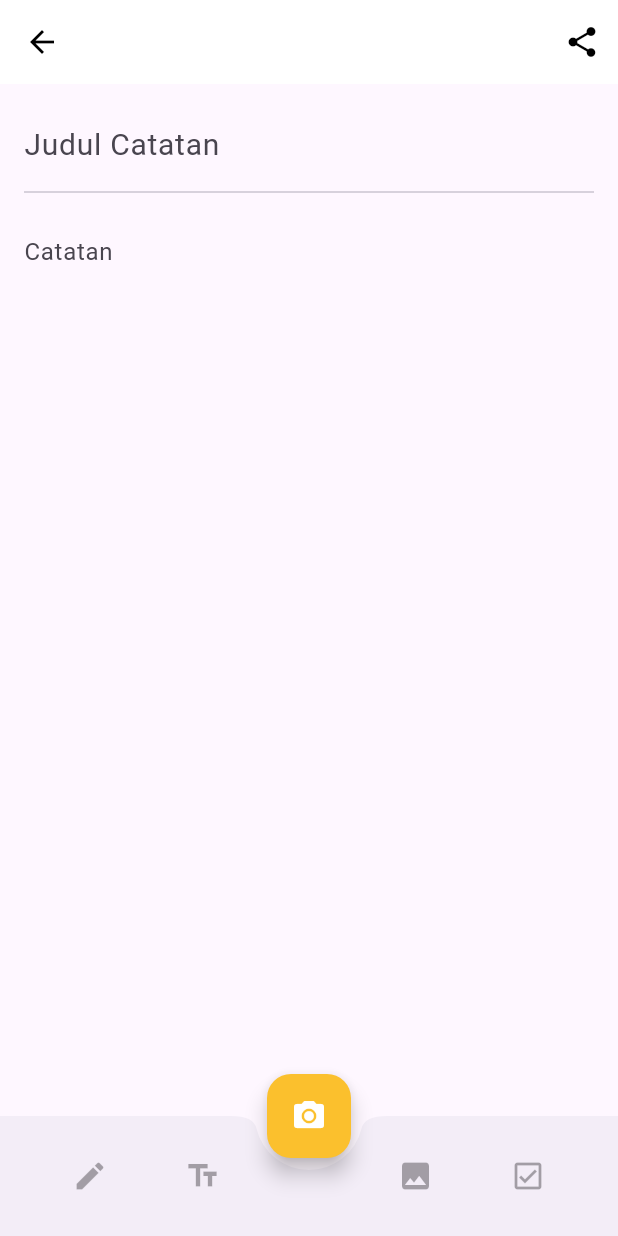
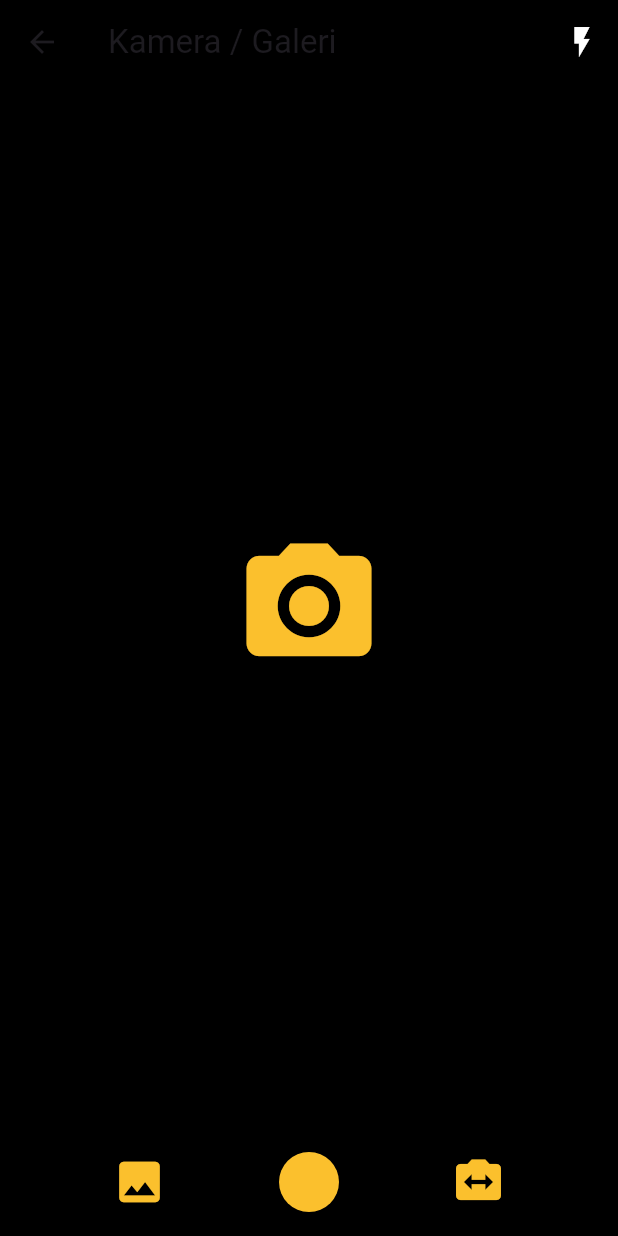
Before and after one commit to nakzuwu/VisionAidFrontend, a Flutter app: the NoteDetailView screen opened by its route, after a tap on the "camera alt" icon, on a phone screen of 412 x 824 dp. Run offline on Flutter 3.47's test engine with Material 3 defaults, Android fonts, the light colour scheme and no system bars; our stand-ins replace get, image_picker, lucide_icons, table_calendar.

Commit message:
add camera,media. fixing setting, login, otp, register, navbar

```diff
--- a/lib/app/modules/app_settings/views/app_settings_view.dart
+++ b/lib/app/modules/app_settings/views/app_settings_view.dart
@@ -19,6 +19,7 @@ class AppSettingsView extends GetView<AppSettingsController> {
         onPressed: () {},
         child: const Icon(Icons.add),
       ),
+      floatingActionButtonLocation: FloatingActionButtonLocation.centerDocked,
       body: ListView(
         padding: const EdgeInsets.all(16),
         children: [
--- a/lib/app/modules/auth/otp/controllers/auth_otp_controller.dart
+++ b/lib/app/modules/auth/otp/controllers/auth_otp_controller.dart
@@ -1,5 +1,6 @@
 import 'package:flutter/material.dart';
 import 'package:get/get.dart';
+import 'package:vision_aid_app/app/routes/app_pages.dart';
 
 class OtpController extends GetxController {
   final otpController = TextEditingController();
@@ -8,9 +9,11 @@ class OtpController extends GetxController {
     String otp = otpController.text.trim();
     if (otp.isEmpty) {
       Get.snackbar('Error', 'Kode OTP tidak boleh kosong');
+      Get.toNamed(Routes.HOME);
     } else {
       // Panggil API verifikasi di sini
       Get.snackbar('Sukses', 'Kode OTP diverifikasi');
+      Get.toNamed(Routes.HOME);
     }
   }
 
--- a/lib/app/modules/folder/views/folder_view.dart
+++ b/lib/app/modules/folder/views/folder_view.dart
@@ -11,10 +11,11 @@ class FolderView extends GetView<FolderController> {
       backgroundColor: Colors.white,
       bottomNavigationBar: BottomNavBar(currentIndex: 2),
       floatingActionButton: FloatingActionButton(
+        backgroundColor: Colors.yellow[700],
         onPressed: () {},
         child: const Icon(Icons.add),
-        backgroundColor: Colors.yellow[700],
       ),
+      floatingActionButtonLocation: FloatingActionButtonLocation.centerDocked,
       body: SafeArea(
         child: Padding(
           padding: const EdgeInsets.all(16.0),
--- a/lib/app/modules/home/views/home_view.dart
+++ b/lib/app/modules/home/views/home_view.dart
@@ -1,5 +1,6 @@
 import 'package:flutter/material.dart';
 import 'package:get/get.dart';
+import 'package:vision_aid_app/app/routes/app_pages.dart';
 import '../controllers/home_controller.dart';
 import '../../../widgets/bottom_nav_bar.dart';
 
@@ -13,7 +14,7 @@ class HomeView extends GetView<HomeController> {
       bottomNavigationBar: BottomNavBar(currentIndex: 0),
       floatingActionButton: FloatingActionButton(
         backgroundColor: Colors.yellow[700],
-        onPressed: () {},
+        onPressed: () => Get.toNamed(Routes.NOTE_DETAIL),
         child: const Icon(Icons.add),
       ),
       floatingActionButtonLocation: FloatingActionButtonLocation.centerDocked,
--- /dev/null
+++ b/lib/app/modules/media/bindings/media_binding.dart
@@ -0,0 +1,12 @@
+import 'package:get/get.dart';
+
+import '../controllers/media_controller.dart';
+
+class MediaBinding extends Bindings {
+  @override
+  void dependencies() {
+    Get.lazyPut<MediaController>(
+      () => MediaController(),
+    );
+  }
+}
--- /dev/null
+++ b/lib/app/modules/media/controllers/media_controller.dart
@@ -0,0 +1,20 @@
+import 'package:get/get.dart';
+import 'package:image_picker/image_picker.dart';
+
+class MediaController extends GetxController {
+  final picker = ImagePicker();
+
+  Future<void> openCamera() async {
+    final pickedFile = await picker.pickImage(source: ImageSource.camera);
+    if (pickedFile != null) {
+      Get.snackbar('Sukses', 'Foto berhasil diambil!');
+    }
+  }
+
+  Future<void> openGallery() async {
+    final pickedFile = await picker.pickImage(source: ImageSource.gallery);
+    if (pickedFile != null) {
+      Get.snackbar('Sukses', 'Foto berhasil dipilih dari galeri!');
+    }
+  }
+}
--- /dev/null
+++ b/lib/app/modules/media/views/media_view.dart
@@ -0,0 +1,62 @@
+import 'package:flutter/material.dart';
+import 'package:get/get.dart';
+import '../controllers/media_controller.dart';
+
+class MediaView extends GetView<MediaController> {
+  @override
+  Widget build(BuildContext context) {
+    return Scaffold(
+      backgroundColor: Colors.black,
+      appBar: AppBar(
+        backgroundColor: Colors.black,
+        title: const Text('Kamera / Galeri'),
+        actions: [
+          IconButton(
+            icon: const Icon(Icons.flash_on, color: Colors.white),
+            onPressed: () {}, // nanti bisa tambahkan toggle flash
+          ),
+        ],
+      ),
+      body: Column(
+        children: [
+          Expanded(
+            child: Center(
+              child: Icon(
+                Icons.camera_alt,
+                size: 100,
+                color: Colors.yellow[700],
+              ),
+            ),
+          ),
+          Container(
+            color: Colors.black,
+            padding: const EdgeInsets.symmetric(vertical: 10),
+            child: Row(
+              mainAxisAlignment: MainAxisAlignment.spaceEvenly,
+              children: [
+                IconButton(
+                  icon: Icon(Icons.image, color: Colors.yellow[700], size: 36),
+                  onPressed: controller.openGallery,
+                ),
+                GestureDetector(
+                  onTap: controller.openCamera,
+                  child: Container(
+                    padding: const EdgeInsets.all(20),
+                    decoration: BoxDecoration(
+                      color: Colors.yellow[700],
+                      shape: BoxShape.circle,
+                    ),
+                  ),
+                ),
+                IconButton(
+                  icon: Icon(Icons.switch_camera, color: Colors.yellow[700], size: 36),
+                  onPressed: () {}, // nanti bisa tambahkan switch kamera
+                ),
+              ],
+            ),
+          ),
+        ],
+      ),
+    );
+  }
+}
--- a/lib/app/modules/note_detail/views/note_detail_view.dart
+++ b/lib/app/modules/note_detail/views/note_detail_view.dart
@@ -1,5 +1,6 @@
 import 'package:flutter/material.dart';
 import 'package:get/get.dart';
+import 'package:vision_aid_app/app/routes/app_pages.dart';
 import '../controllers/note_detail_controller.dart';
 
 class NoteDetailView extends GetView<NoteDetailController> {
@@ -50,7 +51,7 @@ class NoteDetailView extends GetView<NoteDetailController> {
         ),
       ),
       floatingActionButton: FloatingActionButton(
-        onPressed: () {},
+        onPressed: () => Get.toNamed(Routes.MEDIA),
         backgroundColor: Colors.yellow[700],
         child: const Icon(Icons.camera_alt, color: Colors.white),
       ),
--- a/lib/app/modules/user_profile/views/user_profile_view.dart
+++ b/lib/app/modules/user_profile/views/user_profile_view.dart
@@ -19,6 +19,7 @@ class UserProfileView extends GetView<UserProfileController> {
         onPressed: () {},
         child: const Icon(Icons.add),
       ),
+      floatingActionButtonLocation: FloatingActionButtonLocation.centerDocked,
       body: Padding(
         padding: const EdgeInsets.all(16.0),
         child: Column(
--- a/lib/app/routes/app_routes.dart
+++ b/lib/app/routes/app_routes.dart
@@ -14,6 +14,7 @@ abstract class Routes {
   static const USER_PROFILE = _Paths.USER_PROFILE;
   static const APP_SETTINGS = _Paths.APP_SETTINGS;
   static const AUTH_OTP = _Paths.AUTH_OTP;
+  static const MEDIA = _Paths.MEDIA;
 }
 
 abstract class _Paths {
@@ -29,4 +30,5 @@ abstract class _Paths {
   static const USER_PROFILE = '/user-profile';
   static const APP_SETTINGS = '/app-settings';
   static const AUTH_OTP = '/otp';
+  static const MEDIA = '/media';
 }
--- a/lib/app/widgets/bottom_nav_bar.dart
+++ b/lib/app/widgets/bottom_nav_bar.dart
@@ -33,7 +33,6 @@ class BottomNavBar extends StatelessWidget {
                 ),
               ),
             ),
-
             // Calendar
             IconButton(
               icon: Icon(
@@ -44,7 +43,7 @@ class BottomNavBar extends StatelessWidget {
               onPressed: () => Get.toNamed(Routes.CALENDAR),
               color: Colors.grey,
             ),
-            const SizedBox(width: 48), // FAB space (untuk tombol + di luar navbar)
+            const SizedBox(width: 48),
             // Folder
             IconButton(
               icon: Icon(
@@ -62,7 +61,7 @@ class BottomNavBar extends StatelessWidget {
                 size: currentIndex == 3 ? 30 : 26,
                 weight: currentIndex == 3 ? 800 : 400,
               ),
-              onPressed: () {}, // kasih aksi nanti ya bestie
+              onPressed: () => Get.toNamed(Routes.SETTING),
               color: Colors.grey,
             ),
           ],
--- a/pubspec.yaml
+++ b/pubspec.yaml
@@ -35,6 +35,7 @@ dependencies:
   http: ^1.3.0
   lucide_icons: ^0.257.0
   table_calendar: ^3.2.0
+  image_picker: ^1.1.1
 
 dev_dependencies:
   flutter_lints: ^5.0.0
```
Also changed, not shown: lib/app/modules/auth/register/views/auth_register_view.dart (+42 -11 lines), lib/app/modules/setting/views/setting_view.dart (+18 -14 lines), lib/app/routes/app_pages.dart (+7 -0 lines), pubspec.lock, 5 other files. Lines whose indentation alone changed are shown as unchanged.
